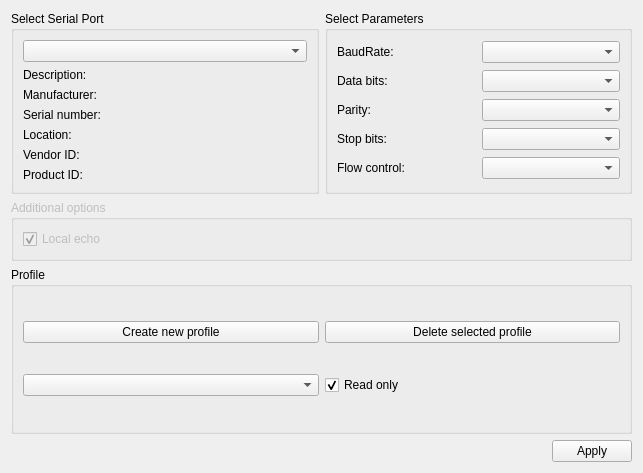
Qt form settingsdialog.ui (nghtsnw/etrodiag) before a commit.
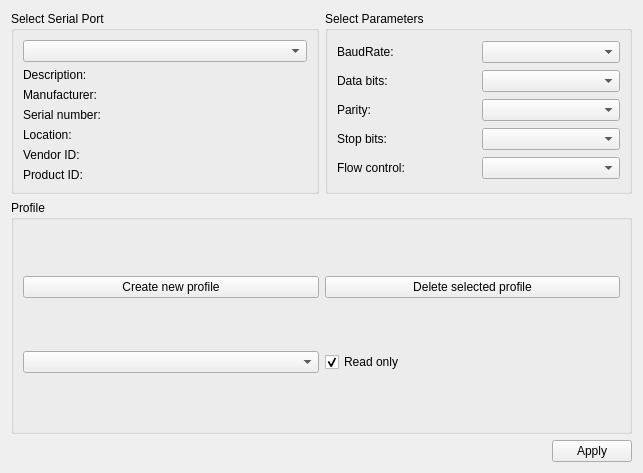
The same form after that commit.

```diff
--- a/settingsdialog.ui
+++ b/settingsdialog.ui
@@ -158,34 +158,6 @@
     </layout>
    </item>
    <item row="1" column="0" colspan="2">
-    <widget class="QGroupBox" name="additionalOptionsGroupBox">
-     <property name="enabled">
-      <bool>false</bool>
-     </property>
-     <property name="sizePolicy">
-      <sizepolicy hsizetype="Preferred" vsizetype="Fixed">
-       <horstretch>0</horstretch>
-       <verstretch>0</verstretch>
-      </sizepolicy>
-     </property>
-     <property name="title">
-      <string>Additional options</string>
-     </property>
-     <layout class="QVBoxLayout" name="verticalLayout">
-      <item>
-       <widget class="QCheckBox" name="localEchoCheckBox">
-        <property name="text">
-         <string>Local echo</string>
-        </property>
-        <property name="checked">
-         <bool>true</bool>
-        </property>
-       </widget>
-      </item>
-     </layout>
-    </widget>
-   </item>
-   <item row="2" column="0" colspan="2">
     <widget class="QGroupBox" name="profileBox">
      <property name="sizePolicy">
       <sizepolicy hsizetype="Expanding" vsizetype="Expanding">
```
Left out of the diff: 166 changed lines with no effect on the pictures. Lines whose indentation alone changed are shown as unchanged.
